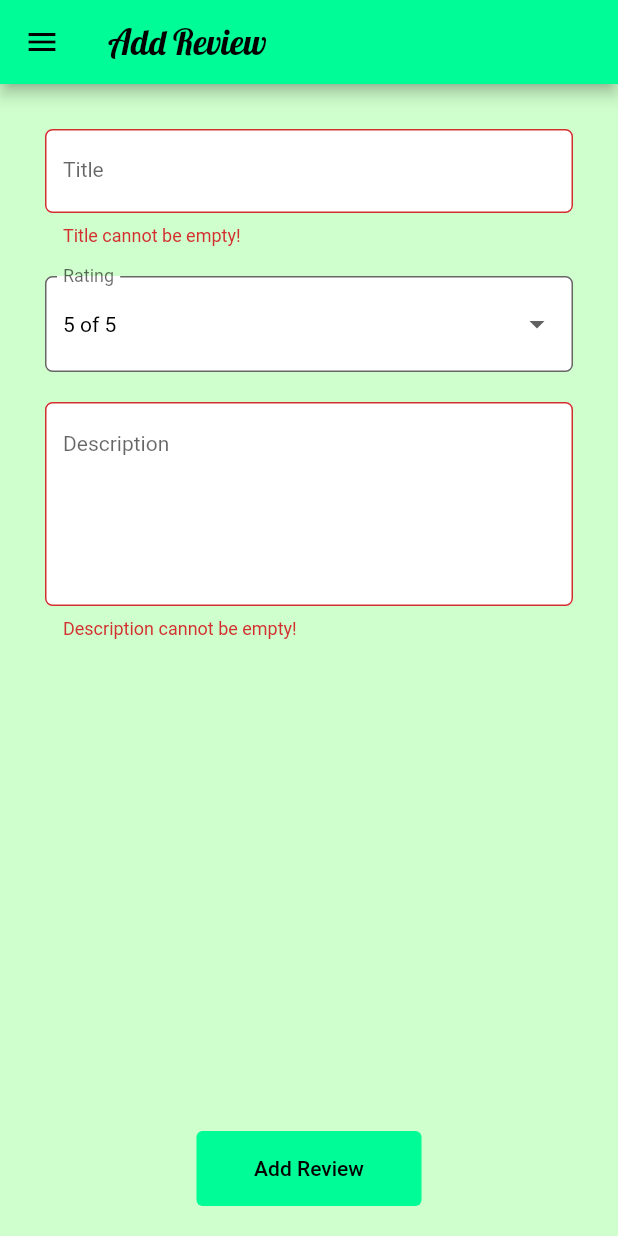
After one commit to PTS-C07-PBP/EcoFriendApp, a Flutter app: the AddReviewPage screen opened by its route, after a tap on "Add Review", on a phone screen of 412 x 824 dp. The commit adds this screen. Run offline on Flutter 3.47's test engine with Material 2 defaults, Android fonts, the phone set to English and light mode, and no system bars; our stand-ins replace cached_network_image; missing offline and left inert: pbp_django_auth; network calls fail.

Commit message:
adding review page (belum di test env)

```diff
--- a/ecofriend/lib/main.dart
+++ b/ecofriend/lib/main.dart
@@ -10,6 +10,9 @@ import 'pages/custom_drawer.dart';
 import 'pages/custom_color.dart';
 import 'pages/news/add_article.dart';
 import 'models/article.dart';
+
+// Review Page
+import 'pages/review/add_review.dart';
 
 void main() {
   runApp(const MyApp());
@@ -33,6 +36,7 @@ class MyApp extends StatelessWidget {
         home: const NewsPage(),
         routes: {
           "/addArticle": (BuildContext context) => const AddArticlePage(),
+          "/addReview": (BuildContext context) => const AddReviewPage(),
         },
       ),
     );
--- /dev/null
+++ b/ecofriend/lib/models/review.dart
@@ -0,0 +1,40 @@
+import 'dart:convert';
+
+class Review {
+  Review({
+    required this.user,
+    required this.username,
+    required this.title,
+    required this.description,
+    required this.rating,
+    required this.date,
+  });
+
+  dynamic user;
+  String username;
+  String title;
+  String description;
+  int rating;
+  DateTime date;
+
+  factory Review.fromJson(Map<String, dynamic> json) => Review(
+        user: json["user"],
+        username: json["user__username"],
+        title: json["title"],
+        description: json["description"],
+        rating: json["rating"] as int,
+        date: DateTime.parse(json["date"]),
+      );
+  Map<String, dynamic> toJson() => {
+        "user": user,
+        "user__username": username,
+        "title": title,
+        "description": description,
+        "rating": rating,
+        "date": date.toIso8601String(),
+      };
+
+  String getRating() {
+    return '$rating of 5';
+  }
+}
--- /dev/null
+++ b/ecofriend/lib/pages/review/add_review.dart
@@ -0,0 +1,260 @@
+import 'dart:io';
+
+import 'package:flutter/material.dart';
+import 'package:pbp_django_auth/pbp_django_auth.dart';
+import 'package:provider/provider.dart';
+import 'dart:convert';
+import 'package:http/http.dart' as http;
+
+import 'package:ecofriend/pages/user/login.dart';
+import '../custom_drawer.dart';
+
+void main() {
+  runApp(const MyApp());
+}
+// rgb(0, 252, 151) rgb(207, 255, 204)
+
+class MyApp extends StatelessWidget {
+  const MyApp({super.key});
+
+  @override
+  Widget build(BuildContext context) {
+    return MaterialApp(
+      title: 'Add Article',
+      theme: ThemeData(
+        colorScheme: ColorScheme.fromSeed(
+            seedColor: const Color(0xff00fc97),
+            primary: const Color(0xff00fc97)),
+      ),
+      home: const AddReviewPage(),
+    );
+  }
+}
+
+class AddReviewPage extends StatefulWidget {
+  const AddReviewPage({super.key});
+  final String title = 'Add Review';
+
+  @override
+  State<AddReviewPage> createState() => _AddReviewPageState();
+}
+
+class _AddReviewPageState extends State<AddReviewPage> {
+  final _formKey = GlobalKey<FormState>();
+  String _title = '';
+  final List<int> _ratingList = [1, 2, 3, 4, 5];
+  int _rating = 5;
+  String _description = '';
+  String _statusMessage = '';
+
+  @override
+  Widget build(BuildContext context) {
+    final request = context.watch<CookieRequest>();
+
+    return Scaffold(
+      backgroundColor: const Color(0xffcfffcc),
+      appBar: AppBar(
+        title: Text(
+          widget.title,
+          style: const TextStyle(
+              color: Colors.black, fontFamily: 'Lobster', fontSize: 23),
+        ),
+        iconTheme: const IconThemeData(color: Colors.black),
+      ),
+      drawer: const CustomDrawer(),
+      body: Form(
+        key: _formKey,
+        child: SingleChildScrollView(
+          child: Container(
+            padding: const EdgeInsets.all(20.0),
+            height: MediaQuery.of(context).size.height -
+                AppBar().preferredSize.height,
+            child: Column(
+              children: [
+                Padding(
+                  // Input Title
+                  padding: const EdgeInsets.all(10.0),
+                  child: TextFormField(
+                    decoration: InputDecoration(
+                      filled: true,
+                      fillColor: const Color(0xffffffff),
+                      labelText: "Title",
+                      border: OutlineInputBorder(
+                        borderRadius: BorderRadius.circular(5.0),
+                      ),
+                    ),
+                    style: const TextStyle(
+                      fontSize: 14.0,
+                    ),
+
+                    // Update variabel title
+                    onChanged: (String? value) {
+                      setState(() {
+                        _title = value!;
+                      });
+                    },
+                    onSaved: (String? value) {
+                      setState(() {
+                        _title = value!;
+                      });
+                    },
+
+                    // Validator sebagai validasi form
+                    validator: (String? value) {
+                      if (value == null || value.isEmpty) {
+                        return 'Title cannot be empty!';
+                      }
+                      return null;
+                    },
+                  ),
+                ),
+                Padding(
+                  // Input Rating
+                  padding: const EdgeInsets.all(10.0),
+                  child: DropdownButtonFormField(
+                    decoration: InputDecoration(
+                      filled: true,
+                      fillColor: const Color(0xffffffff),
+                      labelText: "Rating",
+                      border: OutlineInputBorder(
+                        borderRadius: BorderRadius.circular(5.0),
+                      ),
+                    ),
+                    style: const TextStyle(
+                      fontSize: 14.0,
+                      color: Color(0xff000000),
+                    ),
+                    value: _rating,
+                    items: _ratingList.map((int value) {
+                      return DropdownMenuItem(
+                        value: value,
+                        child: Text('$value of 5'),
+                      );
+                    }).toList(),
+                    onChanged: (int? value) {
+                      setState(() {
+                        _rating = value!;
+                      });
+                    },
+                    onSaved: (int? value) {
+                      setState(() {
+                        _rating = value!;
+                      });
+                    },
+                  ),
+                ),
+                Padding(
+                  // Input description
+                  padding: const EdgeInsets.all(10.0),
+                  child: TextFormField(
+                    maxLines: 6,
+                    decoration: InputDecoration(
+                      filled: true,
+                      fillColor: const Color(0xffffffff),
+                      labelText: "Description",
+                      alignLabelWithHint: true,
+                      border: OutlineInputBorder(
+                        borderRadius: BorderRadius.circular(5.0),
+                      ),
+                    ),
+                    style: const TextStyle(
+                      fontSize: 14.0,
+                    ),
+
+                    // Update variabel description
+                    onChanged: (String? value) {
+                      setState(() {
+                        _description = value!;
+                      });
+                    },
+                    onSaved: (String? value) {
+                      setState(() {
+                        _description = value!;
+                      });
+                    },
+
+                    // Validator sebagai validasi form
+                    validator: (String? value) {
+                      if (value == null || value.isEmpty) {
+                        return 'Description cannot be empty!';
+                      }
+                      return null;
+                    },
+                  ),
+                ),
+                Text(_statusMessage),
+                const Spacer(),
+                SizedBox(
+                    width: 150,
+                    height: 50,
+                    child: TextButton(
+                      style: ButtonStyle(
+                        backgroundColor:
+                            MaterialStateProperty.all(const Color(0xff00fc97)),
+                      ),
+                      onPressed: () {
+                        if (_formKey.currentState!.validate()) {
+                          postReview(request);
+                        }
+                      },
+                      child: const Text(
+                        "Add Review",
+                        style: TextStyle(color: Colors.black, fontSize: 14),
+                      ),
+                    )),
+              ],
+            ),
+          ),
+        ),
+      ),
+    );
+  }
+
+  void postReview(CookieRequest request) async {
+    if (request.loggedIn == false) {
+      setState(() {
+        _statusMessage = 'You must login first!';
+      });
+      Navigator.pop(context);
+      Navigator.push(
+        context,
+        MaterialPageRoute(builder: (context) => const LoginPage()),
+      );
+      return;
+    }
+
+    var crsfToken = request.headers['cookie']!
+        .split(';')
+        .firstWhere((element) => element.startsWith('csrftoken'))
+        .split('=')[1];
+
+    if (_formKey.currentState!.validate()) {
+      // post using http to https://ecofriend.up.railway.app/review/addreview/
+
+      print(request.headers);
+      print(crsfToken);
+
+      final response = await request.post(
+        'https://ecofriend.up.railway.app/review/addreview/',
+        {
+          'title': _title,
+          'rating': _rating.toString(),
+          'description': _description,
+          'csrfmiddlewaretoken': crsfToken,
+        },
+      );
+      if (response != null) {
+        // Code here will run if the login succeeded.
+        ScaffoldMessenger.of(context).showSnackBar(const SnackBar(
+          content: Text("Review berhasil ditambah!"),
+        ));
+        Navigator.pushNamed(context, '/');
+      } else {
+        // Code here will run if the login failed.
+        ScaffoldMessenger.of(context).showSnackBar(const SnackBar(
+          content: Text("Review gagal ditambah!"),
+        ));
+      }
+    }
+  }
+}
```
Also changed, not shown: ecofriend/lib/pages/custom_drawer.dart (+6 -5 lines), ecofriend/lib/pages/review/review_index.dart (added, +137 -0 lines).
